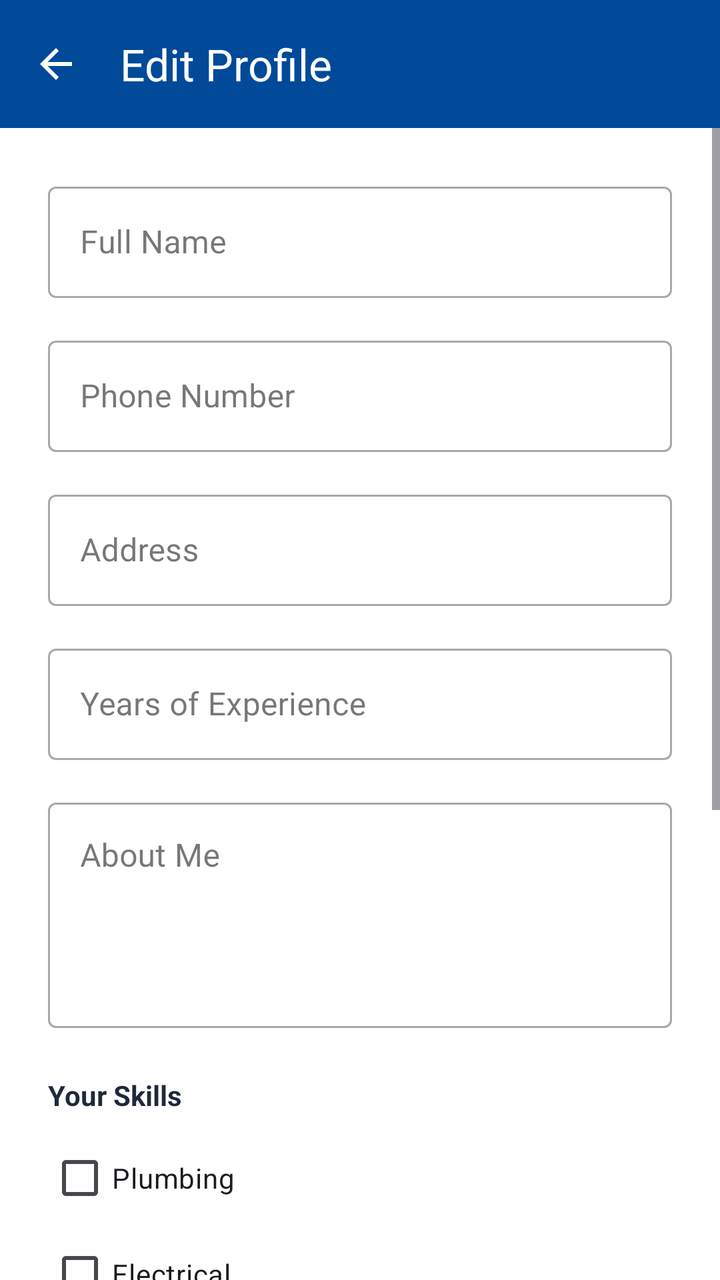
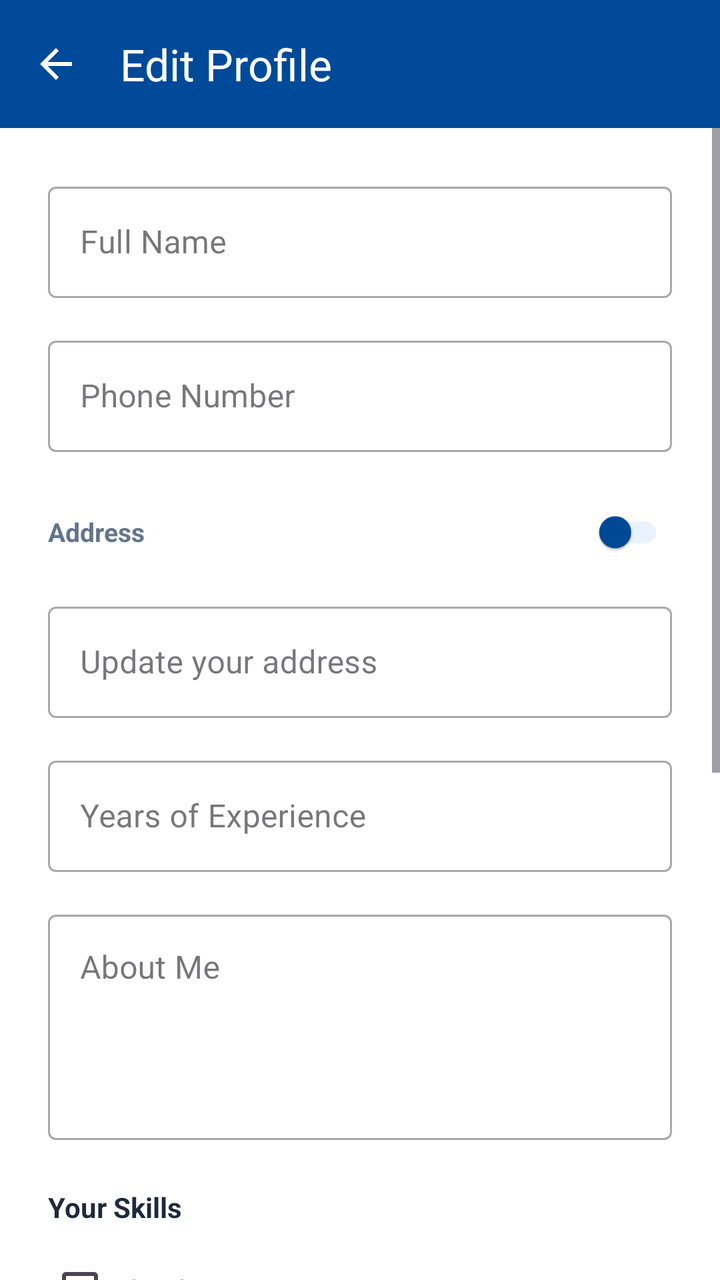

Compare the two renders of this Android layout. The source of the first and the diff that turns it into the second are given below.
<!-- AndroidManifest.xml: application theme Theme.Newtacks -->
<!-- res/layout/activity_worker_edit_profile.xml -->
<?xml version="1.0" encoding="utf-8"?>
<LinearLayout xmlns:android="http://schemas.android.com/apk/res/android"
    xmlns:app="http://schemas.android.com/apk/res-auto"
    android:layout_width="match_parent"
    android:layout_height="match_parent"
    android:orientation="vertical"
    android:background="#FFFFFF">

    <androidx.appcompat.widget.Toolbar
        android:id="@+id/toolbar"
        android:layout_width="match_parent"
        android:layout_height="?attr/actionBarSize"
        android:background="#004A99"
        app:navigationIcon="@drawable/ic_back"
        app:navigationIconTint="#FFFFFF"
        app:title="Edit Profile"
        app:titleTextColor="#FFFFFF" />

    <ScrollView
        android:layout_width="match_parent"
        android:layout_height="match_parent"
        android:fillViewport="true">

        <LinearLayout
            android:layout_width="match_parent"
            android:layout_height="wrap_content"
            android:orientation="vertical"
            android:padding="24dp">

            <com.google.android.material.textfield.TextInputLayout
                android:layout_width="match_parent"
                android:layout_height="wrap_content"
                android:hint="Full Name"
                style="@style/Widget.MaterialComponents.TextInputLayout.OutlinedBox"
                android:layout_marginBottom="16dp">
                <com.google.android.material.textfield.TextInputEditText
                    android:id="@+id/etName"
                    android:layout_width="match_parent"
                    android:layout_height="wrap_content" />
            </com.google.android.material.textfield.TextInputLayout>

            <com.google.android.material.textfield.TextInputLayout
                android:layout_width="match_parent"
                android:layout_height="wrap_content"
                android:hint="Phone Number"
                style="@style/Widget.MaterialComponents.TextInputLayout.OutlinedBox"
                android:layout_marginBottom="16dp">
                <com.google.android.material.textfield.TextInputEditText
                    android:id="@+id/etPhone"
                    android:layout_width="match_parent"
                    android:layout_height="wrap_content"
                    android:inputType="phone" />
            </com.google.android.material.textfield.TextInputLayout>

            <com.google.android.material.textfield.TextInputLayout
                android:layout_width="match_parent"
                android:layout_height="wrap_content"
                android:hint="Address"
                style="@style/Widget.MaterialComponents.TextInputLayout.OutlinedBox"
                android:layout_marginBottom="16dp">
                <com.google.android.material.textfield.TextInputEditText
                    android:id="@+id/etAddress"
                    android:layout_width="match_parent"
                    android:layout_height="wrap_content" />
            </com.google.android.material.textfield.TextInputLayout>

            <com.google.android.material.textfield.TextInputLayout
                android:layout_width="match_parent"
                android:layout_height="wrap_content"
                android:hint="Years of Experience"
                style="@style/Widget.MaterialComponents.TextInputLayout.OutlinedBox"
                android:layout_marginBottom="16dp">
                <com.google.android.material.textfield.TextInputEditText
                    android:id="@+id/etExperience"
                    android:layout_width="match_parent"
                    android:layout_height="wrap_content"
                    android:inputType="number" />
            </com.google.android.material.textfield.TextInputLayout>

            <com.google.android.material.textfield.TextInputLayout
                android:layout_width="match_parent"
                android:layout_height="wrap_content"
                android:hint="About Me"
                style="@style/Widget.MaterialComponents.TextInputLayout.OutlinedBox"
                android:layout_marginBottom="24dp">
                <com.google.android.material.textfield.TextInputEditText
                    android:id="@+id/etAbout"
                    android:layout_width="match_parent"
                    android:layout_height="wrap_content"
                    android:gravity="top"
                    android:inputType="textMultiLine"
                    android:minLines="4" />
            </com.google.android.material.textfield.TextInputLayout>

            <TextView
                android:layout_width="wrap_content"
                android:layout_height="wrap_content"
                android:text="Your Skills"
                android:textColor="#1E293B"
                android:textSize="14sp"
                android:textStyle="bold"
                android:layout_marginBottom="8dp" />

            <CheckBox
                android:id="@+id/cbPlumbing"
                android:layout_width="wrap_content"
                android:layout_height="wrap_content"
                android:text="Plumbing" />
            <CheckBox
                android:id="@+id/cbElectrical"
                android:layout_width="wrap_content"
                android:layout_height="wrap_content"
                android:text="Electrical" />
            <CheckBox
                android:id="@+id/cbCarpentry"
                android:layout_width="wrap_content"
                android:layout_height="wrap_content"
                android:text="Carpentry" />
            <CheckBox
                android:id="@+id/cbMasonry"
                android:layout_width="wrap_content"
                android:layout_height="wrap_content"
                android:text="Masonry" />
            <CheckBox
                android:id="@+id/cbWelding"
                android:layout_width="wrap_content"
                android:layout_height="wrap_content"
                android:text="Welding" />
            <CheckBox
                android:id="@+id/cbPainting"
                android:layout_width="wrap_content"
                android:layout_height="wrap_content"
                android:text="Painting" />
            <CheckBox
                android:id="@+id/cbLandscaping"
                android:layout_width="wrap_content"
                android:layout_height="wrap_content"
                android:text="Landscaping" />

            <com.google.android.material.button.MaterialButton
                android:id="@+id/btnSave"
                android:layout_width="match_parent"
                android:layout_height="56dp"
                android:text="Save Changes"
                android:layout_marginTop="32dp"
                android:layout_marginBottom="24dp"
                app:cornerRadius="12dp"
                app:backgroundTint="#004A99" />

        </LinearLayout>
    </ScrollView>

    <FrameLayout
        android:id="@+id/loadingOverlay"
        android:layout_width="match_parent"
        android:layout_height="match_parent"
        android:background="#80000000"
        android:visibility="gone"
        android:clickable="true"
        android:focusable="true">
        <ProgressBar
            android:layout_width="wrap_content"
            android:layout_height="wrap_content"
            android:layout_gravity="center"
            android:indeterminateTint="#FFFFFF" />
    </FrameLayout>

</LinearLayout>
<!-- resources referenced by this layout -->
<resources>
  <!-- drawable ic_back (drawable) -->
  <?xml version="1.0" encoding="utf-8"?>
  <vector xmlns:android="http://schemas.android.com/apk/res/android"
      android:width="24dp"
      android:height="24dp"
      android:viewportWidth="24"
      android:viewportHeight="24">
      <path
          android:fillColor="#FFFFFF"
          android:pathData="M20,11H7.83l5.59,-5.59L12,4l-8,8 8,8 1.41,-1.41L7.83,13H20v-2z"/>
  </vector>
  <style name="Theme.Newtacks" parent="Base.Theme.Newtacks" />
  <style name="Base.Theme.Newtacks" parent="Theme.Material3.DayNight.NoActionBar">
          <item name="colorPrimary">#004A99</item>
          <item name="colorPrimaryContainer">#004A99</item>
          <item name="colorOnPrimary">#FFFFFF</item>
          <item name="colorSecondary">#004A99</item>
          <item name="colorOnSecondary">#FFFFFF</item>
          <item name="colorTertiary">#004A99</item>
          <item name="colorSecondaryContainer">#EBF2FF</item>
          <item name="colorOnSecondaryContainer">#004A99</item>
          <item name="android:statusBarColor">#004A99</item>
          <item name="android:navigationBarColor">#FFFFFF</item>
          <item name="android:windowLightStatusBar" tools:targetApi="m">false</item>
      </style>
</resources>

<!-- the commit's change to res/layout/activity_worker_edit_profile.xml (unified diff, before → after) -->
@@ -52,16 +52,40 @@
                     android:inputType="phone" />
             </com.google.android.material.textfield.TextInputLayout>
 
+            <LinearLayout
+                android:layout_width="match_parent"
+                android:layout_height="wrap_content"
+                android:orientation="horizontal"
+                android:gravity="center_vertical"
+                android:layout_marginBottom="8dp">
+                <TextView
+                    android:layout_width="0dp"
+                    android:layout_height="wrap_content"
+                    android:layout_weight="1"
+                    android:text="Address"
+                    android:textColor="#64748B"
+                    android:textSize="13sp"
+                    android:textStyle="bold" />
+                <com.google.android.material.switchmaterial.SwitchMaterial
+                    android:id="@+id/switchRealTimeLocation"
+                    android:layout_width="wrap_content"
+                    android:layout_height="wrap_content"
+                    android:scaleX="0.8"
+                    android:scaleY="0.8"
+                    app:thumbTint="#004A99"
+                    app:trackTint="#EBF2FF" />
+            </LinearLayout>
+
             <com.google.android.material.textfield.TextInputLayout
                 android:layout_width="match_parent"
                 android:layout_height="wrap_content"
-                android:hint="Address"
                 style="@style/Widget.MaterialComponents.TextInputLayout.OutlinedBox"
                 android:layout_marginBottom="16dp">
                 <com.google.android.material.textfield.TextInputEditText
                     android:id="@+id/etAddress"
                     android:layout_width="match_parent"
-                    android:layout_height="wrap_content" />
+                    android:layout_height="wrap_content"
+                    android:hint="Update your address" />
             </com.google.android.material.textfield.TextInputLayout>
 
             <com.google.android.material.textfield.TextInputLayout
